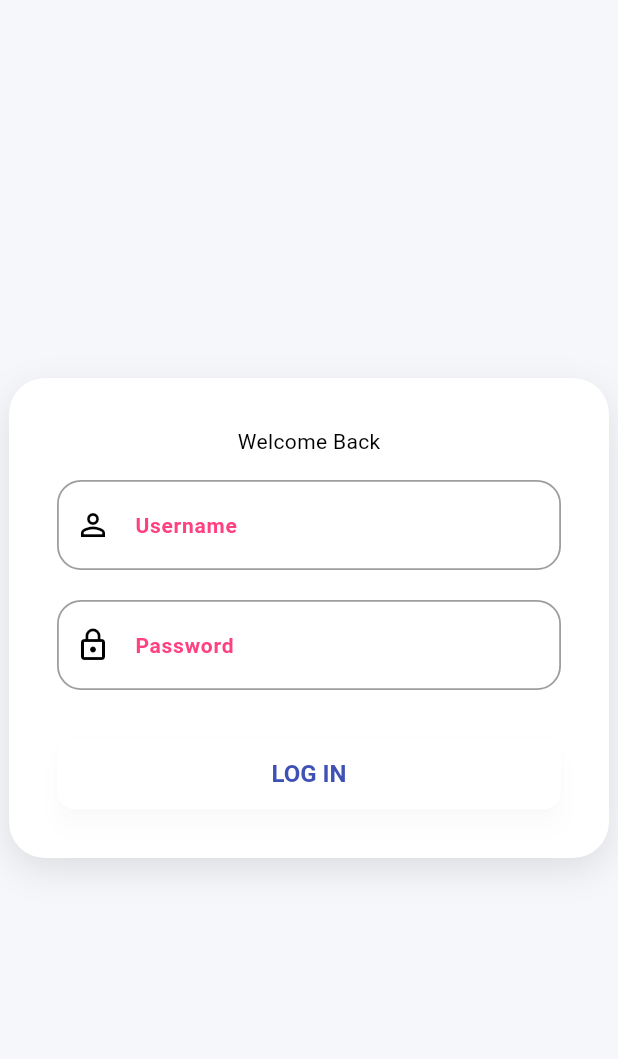
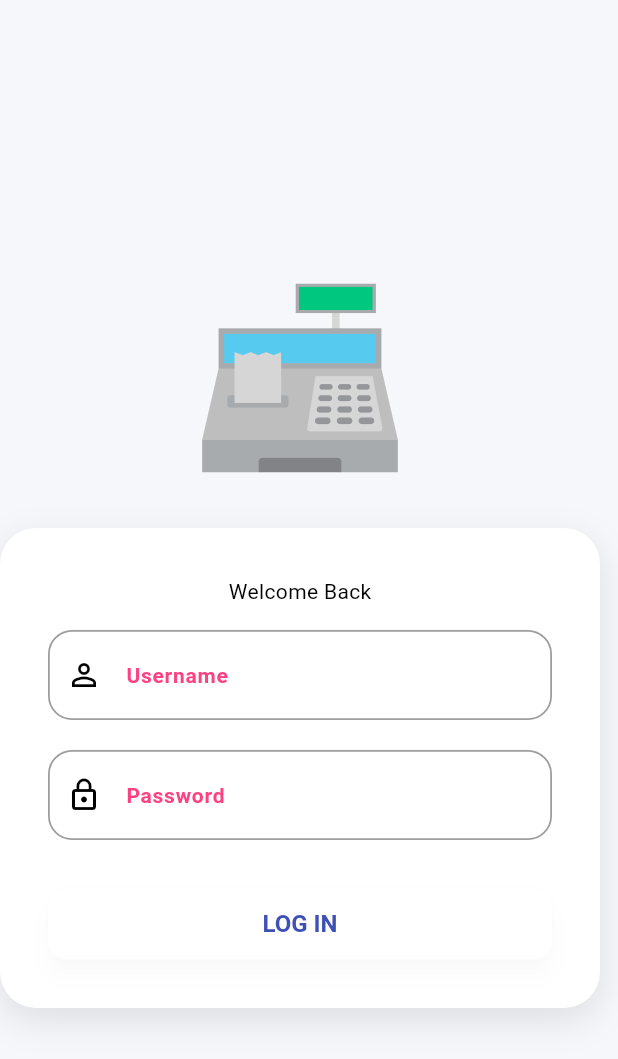
Before and after one commit to taufiqalfianto/cashier-app, a Flutter app: the screen it shows after launch, on a phone screen of 412 x 824 dp. Shown: the top 1059 px of the screen. Run offline on Flutter 3.47's test engine with Material 3 defaults, Android fonts, the phone set to English and light mode, and no system bars; our stand-ins replace connectivity_plus, firebase_core, shared_preferences, sqflite; accounts and stored records are empty.

Commit message:
Merge branch 'development'

```diff
--- a/lib/feature/login/login_screen.dart
+++ b/lib/feature/login/login_screen.dart
@@ -21,8 +21,21 @@ class _LoginScreenState extends State<LoginScreen> {
     final theme = Theme.of(context);
     return Scaffold(
       backgroundColor: AppColors.background,
-      body: Center(
-        child: Container(
+      body: Column(
+        mainAxisAlignment: MainAxisAlignment.center,
+        crossAxisAlignment: CrossAxisAlignment.center,
+        children: [
+          Container(
+            height: 200,
+            width: 200,
+            decoration: BoxDecoration(
+              image: DecorationImage(
+                image: AssetImage('assets/cashier-logo.png'),
+                fit: BoxFit.cover,
+              ),
+            ),
+          ),
+          Container(
             width: 400,
             padding: const EdgeInsets.all(32),
             decoration: BoxDecoration(
@@ -80,6 +93,7 @@ class _LoginScreenState extends State<LoginScreen> {
               ),
             ),
           ),
+        ],
       ),
     );
   }
```
Also changed, not shown: pubspec.yaml (+10 -3 lines), assets/cashier-logo.png (added), pubspec.lock, 35 other files. Lines whose indentation alone changed are shown as unchanged.
